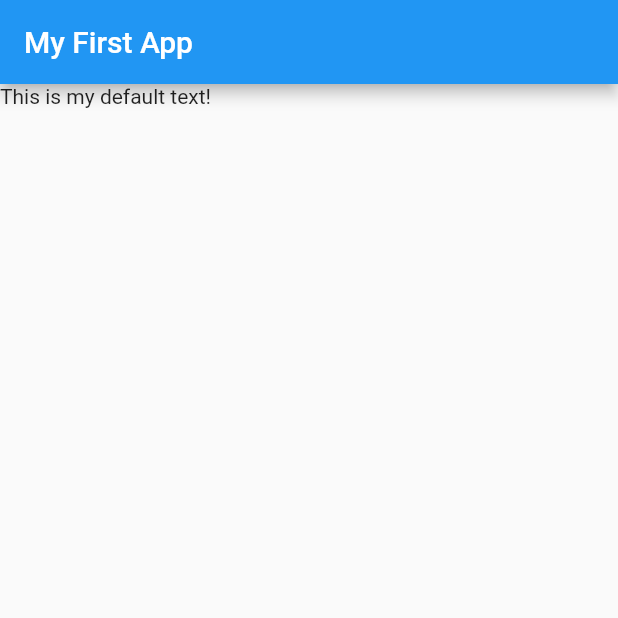
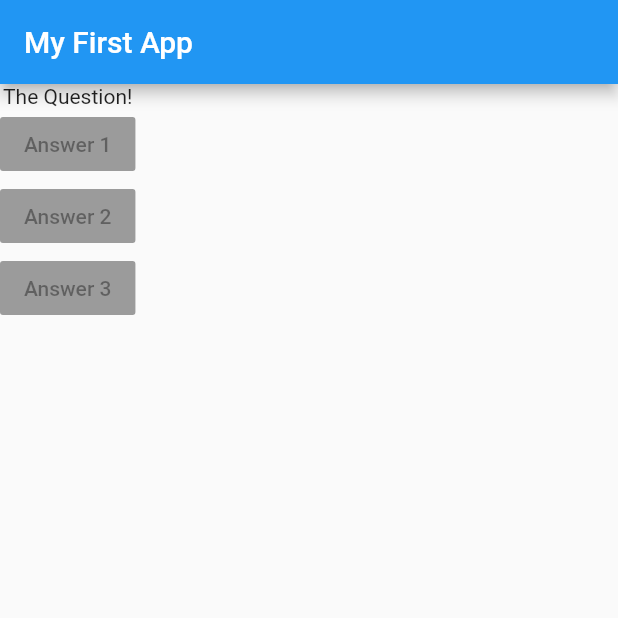
Before and after one commit to amrabdalfatah/Quiz_App, a Flutter app: the screen it shows after launch, on a phone screen of 412 x 824 dp, the top half of it. Run offline on Flutter 3.47's test engine with Material 2 defaults, Android fonts, the phone set to English and light mode, and no system bars.

Commit message:
Add Column to contain Questions and Answers

```diff
--- a/lib/main.dart
+++ b/lib/main.dart
@@ -12,7 +12,23 @@
         appBar: AppBar(
           title: Text('My First App'),
         ),
-        body: Text('This is my default text!')
+        body: Column(
+          children: [
+            Text('The Question!'),
+            RaisedButton(
+              child: Text('Answer 1'),
+              onPressed: null,
+            ),
+            RaisedButton(
+              child: Text('Answer 2'),
+              onPressed: null,
+            ),
+            RaisedButton(
+              child: Text('Answer 3'),
+              onPressed: null,
+            ),
+          ],
+        ),
       ),
     );
   }
```
